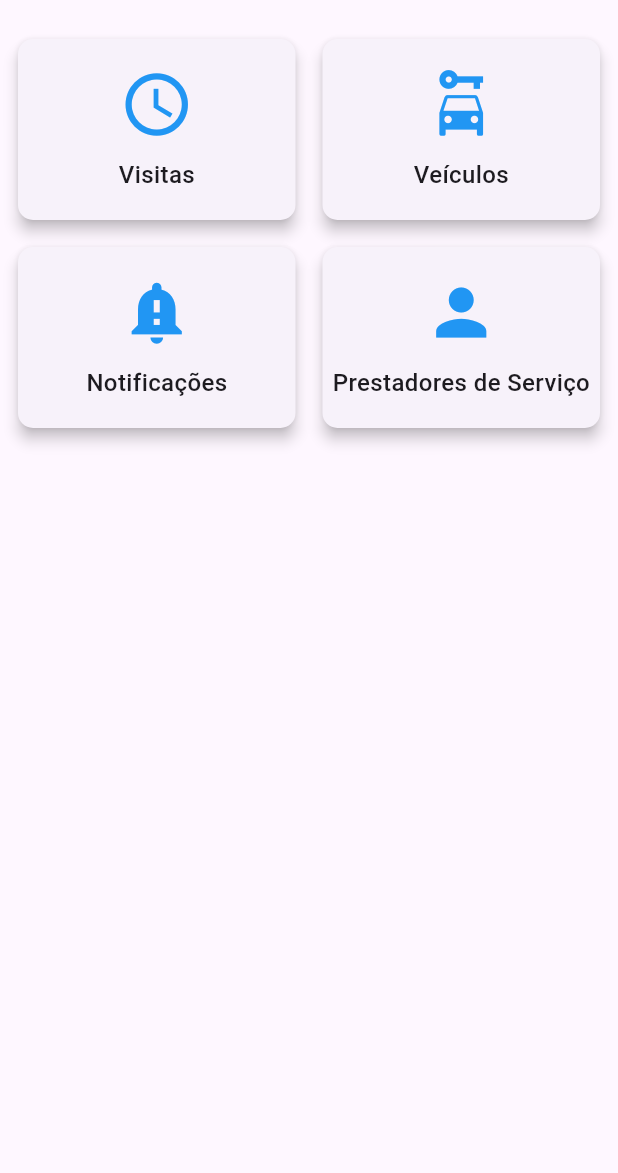
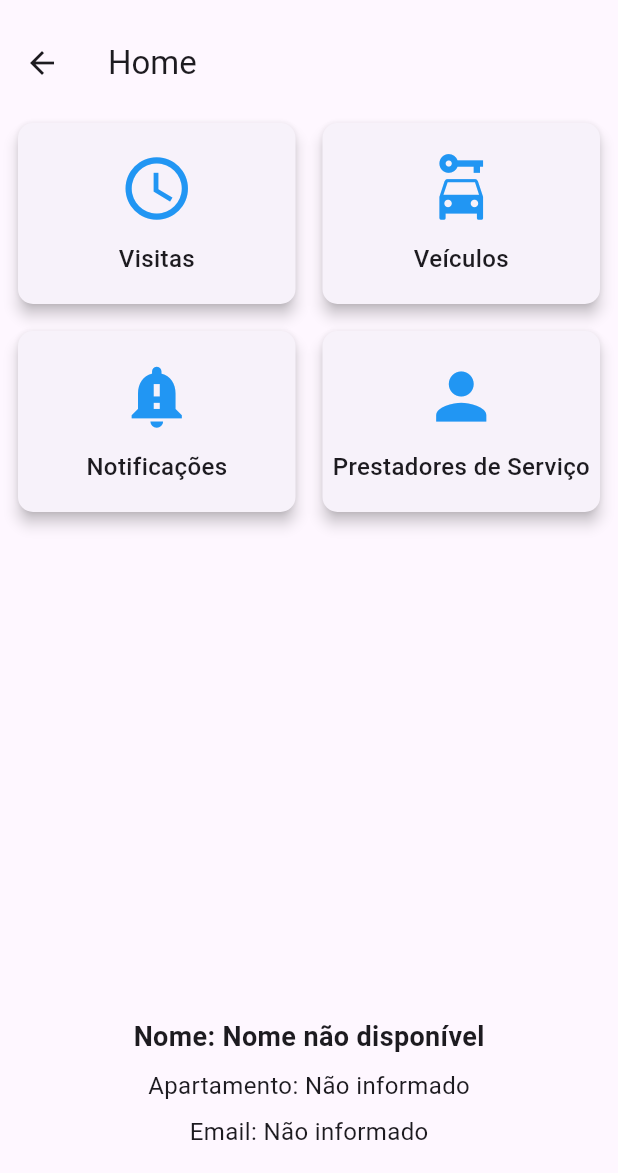
Before and after one commit to ProjetoJavaDiogo/Flutter4Semestre, a Flutter app: the HomeView screen opened by its route, on a phone screen of 412 x 824 dp, the part 63-1236 px from its top. Run offline on Flutter 3.47's test engine with Material 3 defaults, Android fonts, the phone set to English and light mode, and no system bars; our stand-ins replace cloud_firestore, firebase_auth, firebase_core; accounts and stored records are empty.

Commit message:
Criado função que mostra o usuario logado e seu apartamento

```diff
--- a/portaria_condominio/lib/app/controllers/auth_controller.dart
+++ b/portaria_condominio/lib/app/controllers/auth_controller.dart
@@ -7,6 +7,9 @@ class AuthController with ChangeNotifier {
   final FirebaseFirestore _firestore = FirebaseFirestore.instance;
 
   bool isAdmin = false;
+  String? name;
+  String? apartment;
+  String? email;
 
   // Registro de novo morador (apenas para o administrador)
   Future<User?> registerResident(String email, String password, Map<String, dynamic> residentData) async {
@@ -44,15 +47,21 @@ class AuthController with ChangeNotifier {
         password: password,
       );
 
-      // Verifica se o usuário é administrador ou morador
+      // Verifica se o usuário é administrador ou morador e carrega dados adicionais
       final doc = await _firestore.collection('residents').doc(userCredential.user!.uid).get();
       if (doc.exists) {
         isAdmin = doc['isAdmin'] ?? false;  // Define o status de admin
+        this.name = doc['name'] ?? 'Nome não disponível';
+        this.apartment = doc['apartment'] ?? 'Apartamento não disponível';
+        this.email = doc['email'] ?? 'Email não disponível';
       } else {
         isAdmin = false;
+        this.name = null;
+        this.apartment = null;
+        this.email = null;
       }
+
       notifyListeners();  // Notifica widgets sobre a mudança de estado
-
       return userCredential.user;  // Retorna o usuário autenticado
     } catch (e) {
       print("Erro ao fazer login: $e");
@@ -64,6 +73,9 @@ class AuthController with ChangeNotifier {
   Future<void> logout() async {
     await _firebaseAuth.signOut();
     isAdmin = false;  // Reseta o status de administrador após logout
+    name = null;
+    apartment = null;
+    email = null;
     notifyListeners();  // Notifica widgets sobre a mudança de estado
   }
 
@@ -77,6 +89,9 @@ class AuthController with ChangeNotifier {
       final doc = await _firestore.collection('residents').doc(user.uid).get();
       if (doc.exists) {
         isAdmin = doc['isAdmin'] ?? false;
+        this.name = doc['name'] ?? 'Nome não disponível';
+        this.apartment = doc['apartment'] ?? 'Apartamento não disponível';
+        this.email = doc['email'] ?? 'Email não disponível';
       }
       notifyListeners();
     }
--- a/portaria_condominio/lib/app/views/home/components/home_grid.dart
+++ b/portaria_condominio/lib/app/views/home/components/home_grid.dart
@@ -3,6 +3,7 @@ import 'package:provider/provider.dart';
 import 'package:portaria_condominio/app/controllers/auth_controller.dart';
 
 class HomeGrid extends StatelessWidget {
+  final Map<String, dynamic> resident;
   final List<Map<String, dynamic>> options = [
     {"icon": Icons.people, "title": "Moradores", "route": "/residents"},
     {"icon": Icons.schedule, "title": "Visitas", "route": "/visitsView"}, // Mude para /visitsView
@@ -10,7 +11,7 @@ class HomeGrid extends StatelessWidget {
     {"icon": Icons.notification_important, "title": "Notificações", "route": "/notifications"},
     {"icon": Icons.person, "title": "Prestadores de Serviço", "route": "/serviceProviders"},
   ];
-
+  HomeGrid({required this.resident});
   @override
   Widget build(BuildContext context) {
     final authController = Provider.of<AuthController>(context);
@@ -20,7 +21,14 @@ class HomeGrid extends StatelessWidget {
         ? options
         : options.where((option) => option['title'] != 'Moradores').toList();
 
-    return Padding(
+    return Scaffold(
+      appBar: AppBar(
+        title: Text("Home"),
+      ),
+      body: Column(
+        children: [
+          Expanded(
+            child: Padding(
               padding: const EdgeInsets.all(8.0),
               child: GridView.builder(
                 gridDelegate: SliverGridDelegateWithFixedCrossAxisCount(
@@ -45,14 +53,38 @@ class HomeGrid extends StatelessWidget {
                         children: <Widget>[
                           Icon(filteredOptions[index]["icon"], size: 50, color: Colors.blue),
                           SizedBox(height: 10),
-                  Text(filteredOptions[index]["title"],
-                      style: TextStyle(fontSize: 16, fontWeight: FontWeight.w500)),
+                          Text(
+                            filteredOptions[index]["title"],
+                            style: TextStyle(fontSize: 16, fontWeight: FontWeight.w500),
+                          ),
                         ],
                       ),
                     ),
                   );
                 },
               ),
+            ),
+          ),
+          Padding(
+            padding: const EdgeInsets.all(16.0),
+            child: Column(
+              children: [
+            Text("Nome: ${resident['name'] ?? 'Não informado'}",
+              style: TextStyle(fontSize: 18, fontWeight: FontWeight.bold),
+            ),
+            SizedBox(height: 8),
+            Text("Apartamento: ${resident['apartment'] ?? 'Não informado'}",
+              style: TextStyle(fontSize: 16),
+            ),
+            SizedBox(height: 8),
+            Text("Email: ${resident['email'] ?? 'Não informado'}",
+              style: TextStyle(fontSize: 16),
+            ),
+          ],
+            ),
+          ),
+        ],
+      ),
     );
   }
 }
--- a/portaria_condominio/lib/app/views/home/home_view.dart
+++ b/portaria_condominio/lib/app/views/home/home_view.dart
@@ -1,11 +1,15 @@
 import 'package:flutter/material.dart';
+import 'package:provider/provider.dart';
+import 'package:portaria_condominio/app/controllers/auth_controller.dart';
 import 'package:portaria_condominio/app/views/home/components/home_grid.dart';
 import 'package:portaria_condominio/app/views/home/components/navigation_drawer.dart' as custom;
-
 
 class HomeView extends StatelessWidget {
   @override
   Widget build(BuildContext context) {
+    // Acessa o AuthController do Provider
+    final authController = Provider.of<AuthController>(context);
+
     return Scaffold(
       appBar: AppBar(
         title: Text("Condomínio"),
@@ -20,7 +24,13 @@ class HomeView extends StatelessWidget {
         ],
       ),
       drawer: custom.NavigationDrawer(), // Menu lateral
-      body: HomeGrid(), // Conteúdo principal
+      body: HomeGrid(
+        resident: {
+          'name': authController.name ?? 'Nome não disponível',
+          'apartment': authController.apartment ?? 'Não informado',
+          'email': authController.email ?? 'Não informado',
+        },
+      ), // Conteúdo principal
     );
   }
 }
```
Lines whose indentation alone changed are shown as unchanged.
